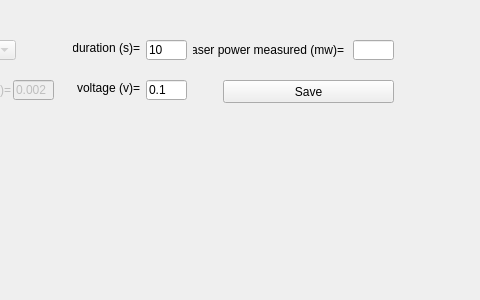
First picture: the form in src/foraging_gui/CalibrationLaser.ui, repository AllenNeuralDynamics/dynamic-foraging-task, before the edit; both pictures show x 687 to 1167 and y 0 to 300 of the 1167 by 300 pixel window.
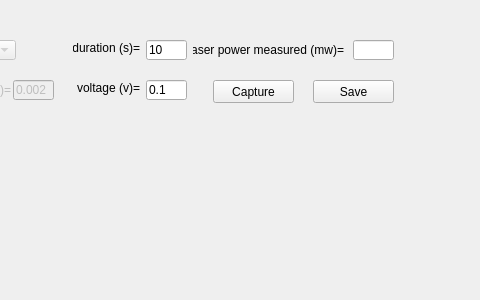
Second picture: the form after the edit.

Commit message: Auto Save Laser Calibration

```diff
--- a/src/foraging_gui/CalibrationLaser.ui
+++ b/src/foraging_gui/CalibrationLaser.ui
@@ -604,9 +604,9 @@
   <widget class="QPushButton" name="Save">
    <property name="geometry">
     <rect>
-     <x>910</x>
+     <x>1000</x>
      <y>80</y>
-     <width>171</width>
+     <width>81</width>
      <height>23</height>
     </rect>
    </property>
@@ -667,6 +667,28 @@
     <set>Qt::AlignRight|Qt::AlignTrailing|Qt::AlignVCenter</set>
    </property>
   </widget>
+  <widget class="QPushButton" name="Capture">
+   <property name="geometry">
+    <rect>
+     <x>900</x>
+     <y>80</y>
+     <width>81</width>
+     <height>23</height>
+    </rect>
+   </property>
+   <property name="sizePolicy">
+    <sizepolicy hsizetype="Expanding" vsizetype="Expanding">
+     <horstretch>0</horstretch>
+     <verstretch>0</verstretch>
+    </sizepolicy>
+   </property>
+   <property name="text">
+    <string>Capture</string>
+   </property>
+   <property name="checkable">
+    <bool>true</bool>
+   </property>
+  </widget>
  </widget>
  <resources/>
  <connections/>
```
The commit also changes 6 other files.
